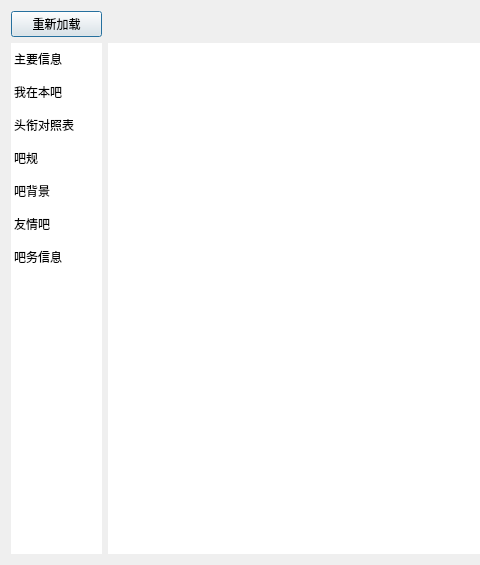
Old version of the form src/resf/forum_detail.ui in the repository clb-128258/TiebaDesktop; both pictures show x 0 to 480 and y 0 to 565 of the 920 by 565 pixel window.
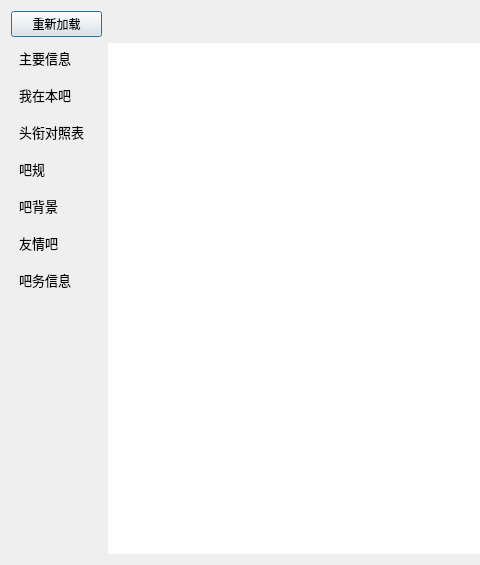
New version of the form. The open tabs and pages were chosen to show the change.

```diff
--- a/src/resf/forum_detail.ui
+++ b/src/resf/forum_detail.ui
@@ -1431,7 +1431,35 @@
       </size>
      </property>
      <property name="styleSheet">
-      <string notr="true">QListWidget::item { margin-bottom: 15px; }</string>
+      <string notr="true">QListWidget {
+    background-color: transparent;
+    border: none;
+    outline: none;
+	font-size: 10pt;
+}
+
+QListWidget::item {
+    min-height: 30px;
+	border-top-left-radius: 4px;
+	border-bottom-left-radius: 4px;
+    border-top-right-radius: 15px;
+	border-bottom-right-radius: 15px;
+    padding-left: 5px;
+    margin-bottom: 7px;
+}
+
+QListWidget::item:hover {
+    background-color: rgba(91, 68, 200, 50);
+}
+
+QListWidget::item:selected {
+    background-color: rgba(91, 68, 200, 255);
+    font-weight: bold;
+}
+
+QListWidget::item:selected:hover {
+    background-color: rgba(91, 68, 200, 240);
+}</string>
      </property>
      <property name="frameShape">
       <enum>QFrame::NoFrame</enum>
```
Left out of the diff: 4 changed lines with no effect on the pictures.
